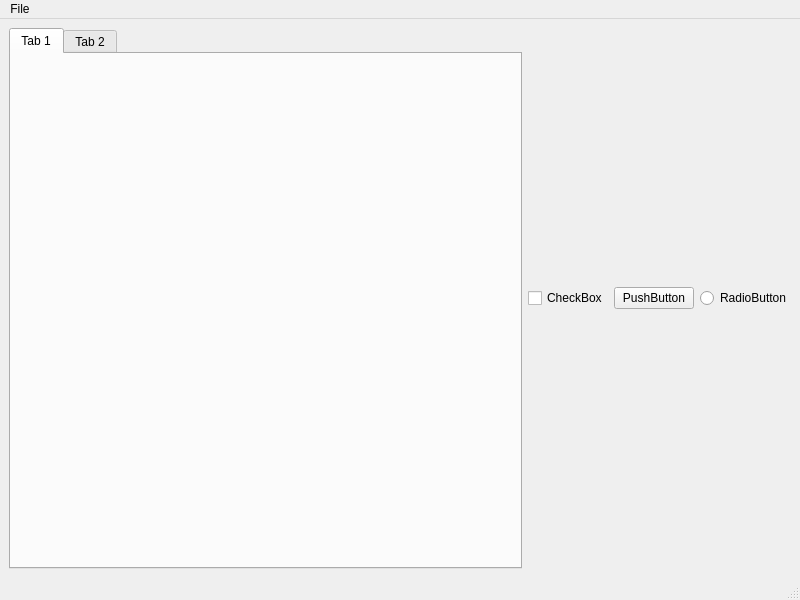
Before: the Qt Designer form MainWindow.ui in enlighteningCrow/MatCal, drawn with Qt 5.
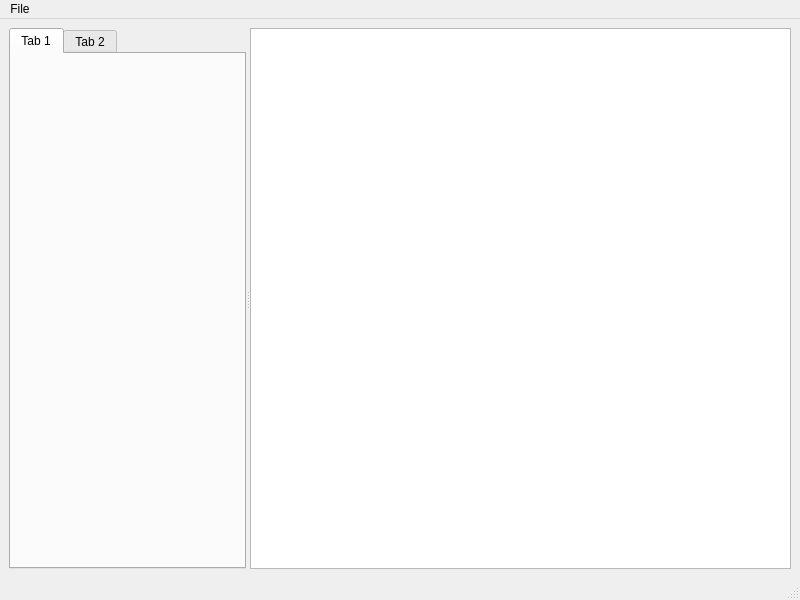
After: the same form once the commit is applied. Custom widgets are drawn as their Qt base class.

```diff
--- a/MainWindow.ui
+++ b/MainWindow.ui
@@ -16,6 +16,10 @@
   <widget class="QWidget" name="centralwidget">
    <layout class="QHBoxLayout" name="horizontalLayout">
     <item>
+     <widget class="QSplitter" name="splitter">
+      <property name="orientation">
+       <enum>Qt::Horizontal</enum>
+      </property>
      <widget class="QTabWidget" name="tabWidget">
       <property name="currentIndex">
        <number>0</number>
@@ -31,26 +35,7 @@
        </attribute>
       </widget>
      </widget>
-    </item>
-    <item>
-     <widget class="QCheckBox" name="checkBox">
-      <property name="text">
-       <string>CheckBox</string>
-      </property>
-     </widget>
-    </item>
-    <item>
-     <widget class="QPushButton" name="pushButton">
-      <property name="text">
-       <string>PushButton</string>
-      </property>
-     </widget>
-    </item>
-    <item>
-     <widget class="QRadioButton" name="radioButton">
-      <property name="text">
-       <string>RadioButton</string>
-      </property>
+      <widget class="QListView" name="listView"/>
      </widget>
     </item>
    </layout>
```
Lines whose indentation alone changed are shown as unchanged.
